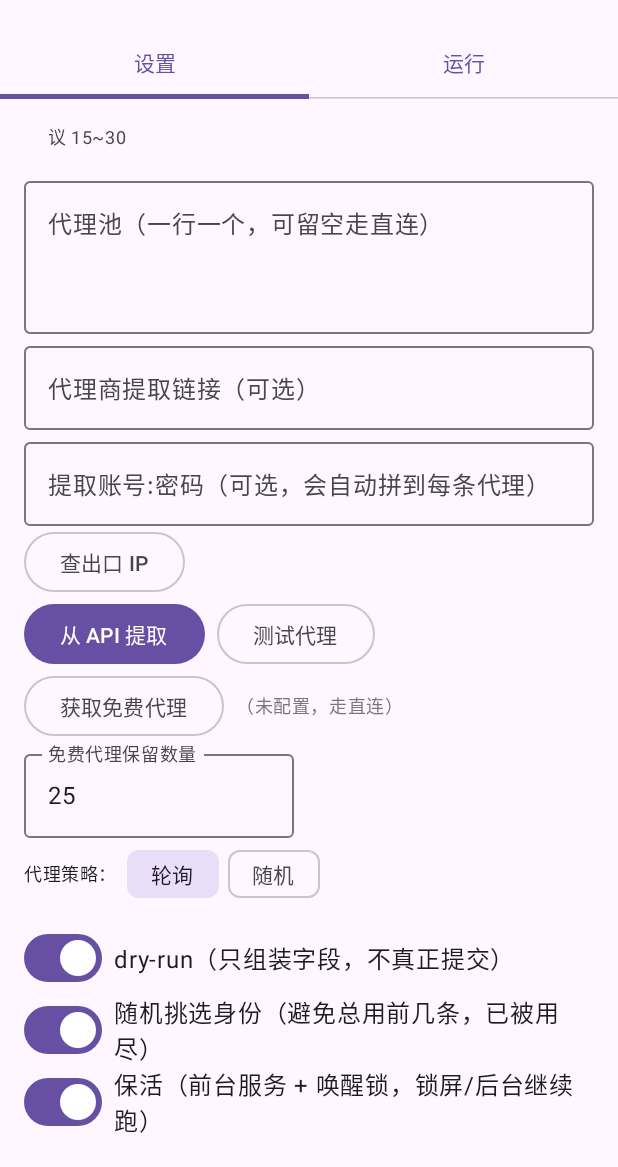
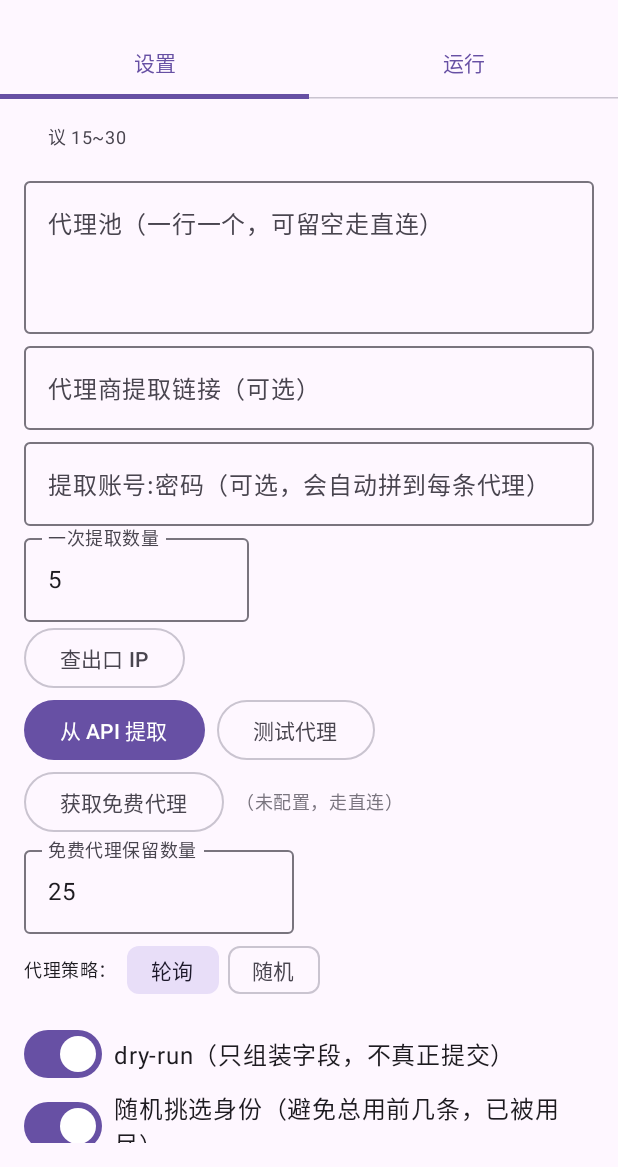
Before and after one commit to laninenterline/gen4399, an Android app built with Jetpack Compose: the screen it shows after launch (MainActivity), scrolled down 476 dp, on a phone screen of 412 x 824 dp, the part 69-1236 px from its top. Run offline under Robolectric (Android 15) with nearby library versions, the phone set to English and light mode, and no system bars; 2 statements that could not run were skipped.

Commit message:
feat(apk): API 提取支持 num 参数，一次拉多个 IP（3.31.1）
- 设置页新增「一次提取数量」，自动拼 num= 到提取链接
- 反馈里显示实际请求 URL，便于核对
- APK versionCode 30 / 1.19.1

```diff
--- a/apk/app/build.gradle
+++ b/apk/app/build.gradle
@@ -20,8 +20,8 @@ android {
         applicationId = 'io.gen4399.app'
         minSdk = 24
         targetSdk = 37
-        versionCode = 29
-        versionName = '1.19.0'
+        versionCode = 30
+        versionName = '1.19.1'
     }
 
     signingConfigs {
--- a/apk/app/src/main/kotlin/io/gen4399/app/MainActivity.kt
+++ b/apk/app/src/main/kotlin/io/gen4399/app/MainActivity.kt
@@ -89,6 +89,7 @@ data class Settings(
     val keepAlive: Boolean = true,
     val apiUrl: String = "",
     val apiAuth: String = "",
+    val apiNum: Int = 5,
     val freeProxyCount: Int = 25,
     val passwordLength: Int = 16,
 )
@@ -403,7 +404,9 @@ fun App() {
                         } else {
                             scope.launch {
                                 proxyStatus = "正在从 API 提取…"
-                                val attempt = runCatching { ApiProxy.pull(url, settings.apiAuth.trim()) }
+                                val attempt = runCatching {
+                                    ApiProxy.pull(url, settings.apiAuth.trim(), settings.apiNum)
+                                }
                                 val result = attempt.getOrNull()
                                 if (result == null || result.lines.isEmpty()) {
                                     val reason = attempt.exceptionOrNull()?.let {
@@ -418,7 +421,7 @@ fun App() {
                                     appendLog(proxyStatus)
                                 } else {
                                     settings = settings.copy(proxies = result.lines.joinToString("\n"))
-                                    proxyStatus = "已提取 ${result.lines.size} 条（原始 ${result.raw} 条）"
+                                    proxyStatus = "已提取 ${result.lines.size} 条（原始 ${result.raw} 条）· ${result.requestUrl}"
                                     appendLog(proxyStatus)
                                 }
                             }
@@ -664,6 +667,15 @@ private fun SettingsTab(
             singleLine = true,
         )
         Row(verticalAlignment = Alignment.CenterVertically) {
+            OutlinedTextField(
+                value = settings.apiNum.toString(),
+                onValueChange = { onChange(settings.copy(apiNum = it.toIntOrNull() ?: 1)) },
+                label = { Text("一次提取数量") },
+                keyboardOptions = KeyboardOptions(keyboardType = KeyboardType.Number),
+                modifier = Modifier.width(150.dp),
+            )
+        }
+        Row(verticalAlignment = Alignment.CenterVertically) {
             OutlinedButton(onClick = onCheckIp) { Text("查出口 IP") }
             if (publicIp.isNotEmpty()) {
                 Spacer(Modifier.width(8.dp))
```
Also changed, not shown: apk/app/src/main/kotlin/io/gen4399/app/ApiProxy.kt (+22 -6 lines), 2 other files.
